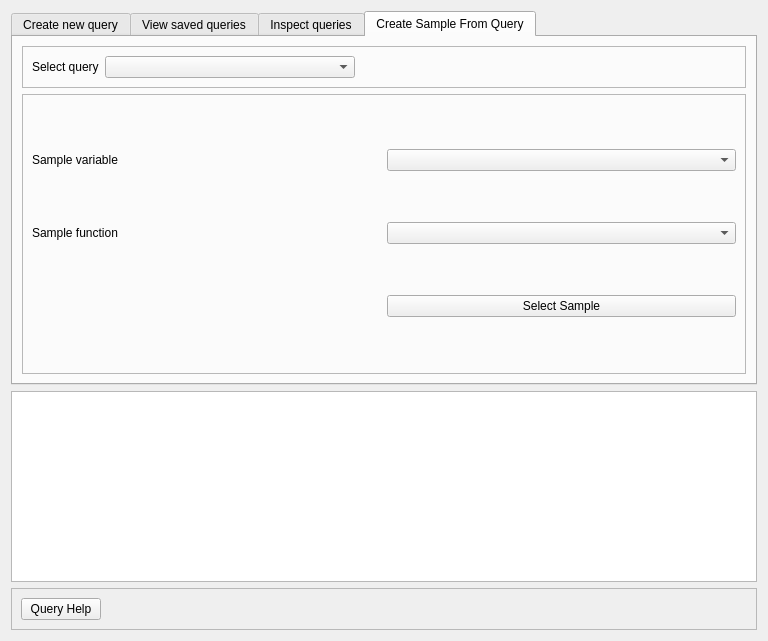
usc-psychsim/psychsim-eval-gui, file ui/query_data_page.ui: the form before one commit.
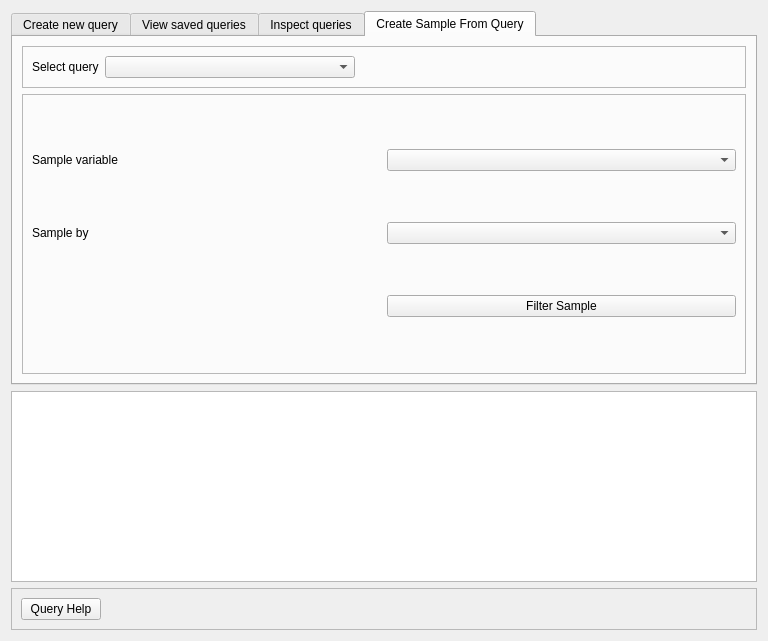
The form after the commit. The open tabs and pages were chosen to show the change.

```diff
--- a/ui/query_data_page.ui
+++ b/ui/query_data_page.ui
@@ -635,14 +635,14 @@
           <item row="1" column="0">
            <widget class="QLabel" name="label_17">
             <property name="text">
-             <string>Sample function</string>
+             <string>Sample by</string>
             </property>
            </widget>
           </item>
           <item row="2" column="1">
            <widget class="QPushButton" name="select_query_sample_button">
             <property name="text">
-             <string>Select Sample</string>
+             <string>Filter Sample</string>
             </property>
            </widget>
           </item>
```
